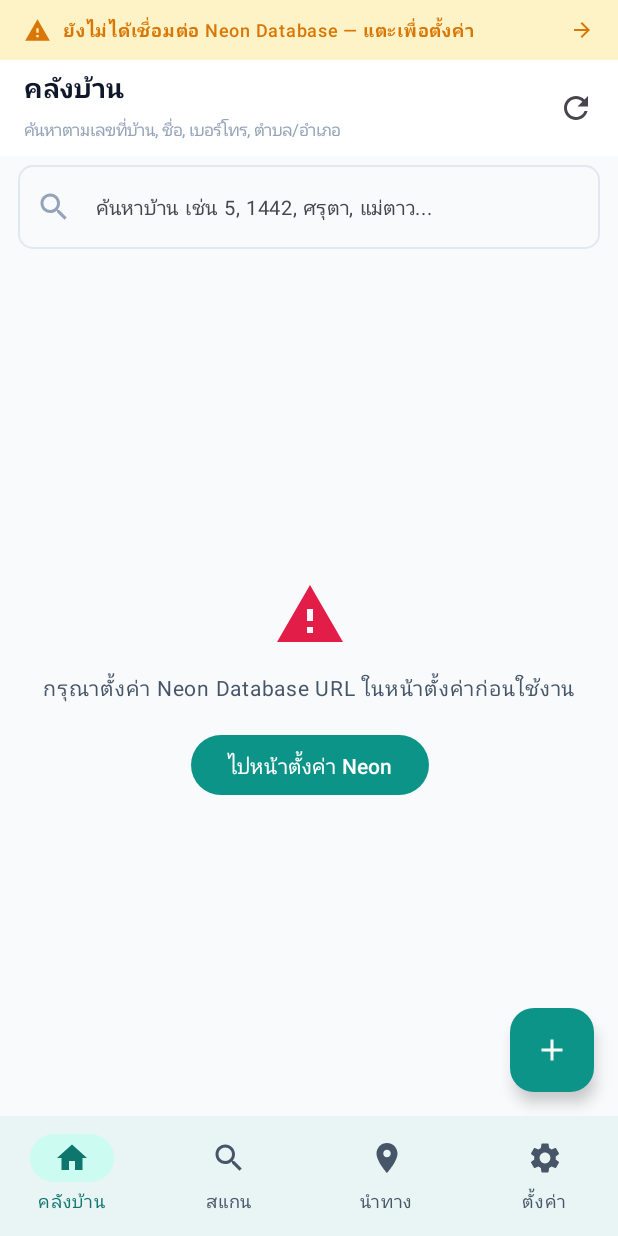
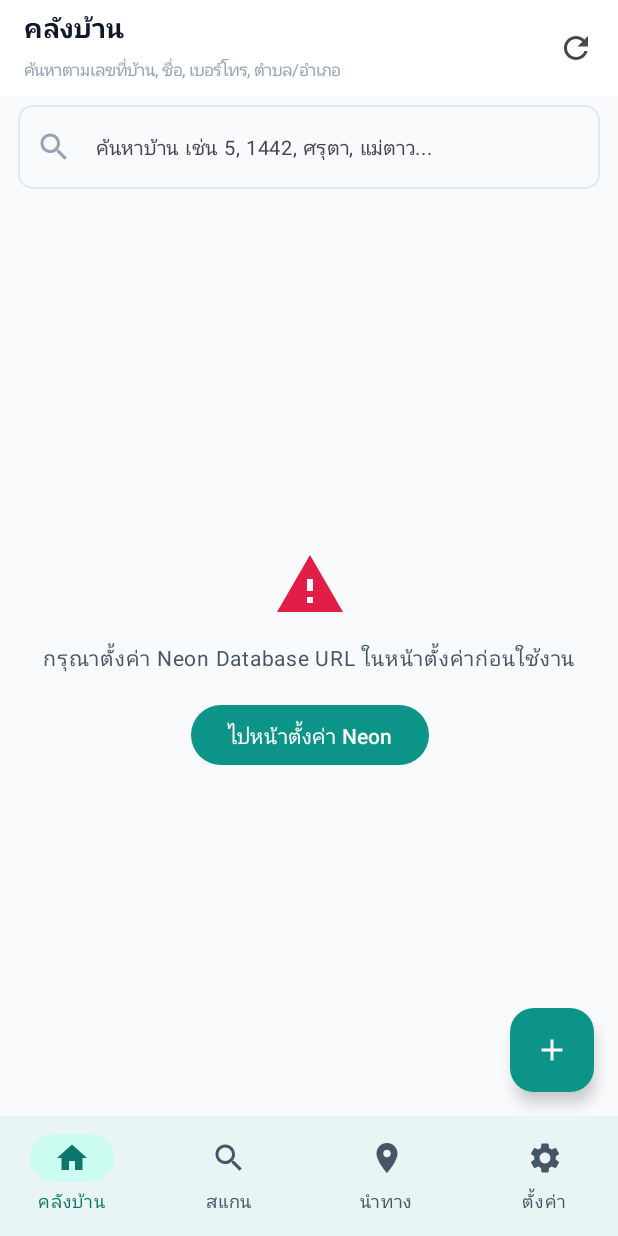
Before and after one commit to EnJirad/Dropway-Mobile, an Android app built with Jetpack Compose: the screen it shows after launch (MainActivity), on a phone screen of 412 x 824 dp. Run offline under Robolectric (Android 15) with nearby library versions, the phone set to English and light mode, and no system bars.

Commit message:
feat(home-vault): implement Phase 0 Master Plan and Part 1 responsive layout & performance

```diff
--- a/app/src/main/java/com/pocketdev/dropway/MainActivity.kt
+++ b/app/src/main/java/com/pocketdev/dropway/MainActivity.kt
@@ -56,6 +56,7 @@ fun MainApp(prefs: PreferencesManager, neonClient: NeonClient) {
     var isDbConfigured by remember { mutableStateOf(prefs.isConfigured()) }
 
     Scaffold(
+        contentWindowInsets = WindowInsets(0, 0, 0, 0),
         bottomBar = {
             NavigationBar(
                 containerColor = SurfaceCard,
@@ -120,40 +121,11 @@ fun MainApp(prefs: PreferencesManager, neonClient: NeonClient) {
             }
         }
     ) { innerPadding ->
-        Column(
+        Box(
             modifier = Modifier
                 .fillMaxSize()
-                .padding(innerPadding)
+                .padding(bottom = innerPadding.calculateBottomPadding())
         ) {
-            // Not connected warning banner
-            if (!isDbConfigured && currentTab != ScreenTab.SETTINGS) {
-                Box(
-                    modifier = Modifier
-                        .fillMaxWidth()
-                        .background(StatusPendingBg)
-                        .clickable { currentTab = ScreenTab.SETTINGS }
-                        .padding(horizontal = 16.dp, vertical = 8.dp)
-                ) {
-                    Row(
-                        modifier = Modifier.fillMaxWidth(),
-                        verticalAlignment = Alignment.CenterVertically,
-                        horizontalArrangement = Arrangement.SpaceBetween
-                    ) {
-                        Row(verticalAlignment = Alignment.CenterVertically) {
-                            Icon(Icons.Default.Warning, contentDescription = null, tint = StatusPending, modifier = Modifier.size(18.dp))
-                            Spacer(modifier = Modifier.width(8.dp))
-                            Text(
-                                "ยังไม่ได้เชื่อมต่อ Neon Database — แตะเพื่อตั้งค่า",
-                                fontSize = 12.sp,
-                                fontWeight = FontWeight.SemiBold,
-                                color = StatusPending
-                            )
-                        }
-                        Icon(Icons.Default.ArrowForward, contentDescription = null, tint = StatusPending, modifier = Modifier.size(16.dp))
-                    }
-                }
-            }
-
             // Tab Content
             when (currentTab) {
                 ScreenTab.HOUSES -> {
```
Also changed, not shown: app/src/main/java/com/pocketdev/dropway/ui/screens/HousesScreen.kt (+31 -19 lines), app/src/main/java/com/pocketdev/dropway/util/SearchMatcher.kt (+28 -12 lines), 4 other files.
